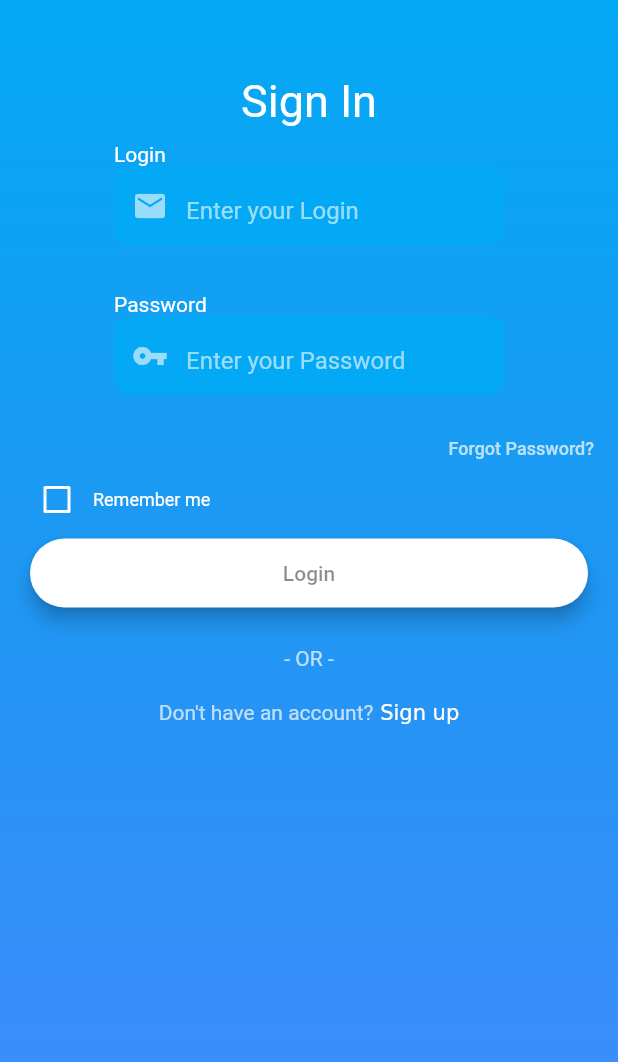
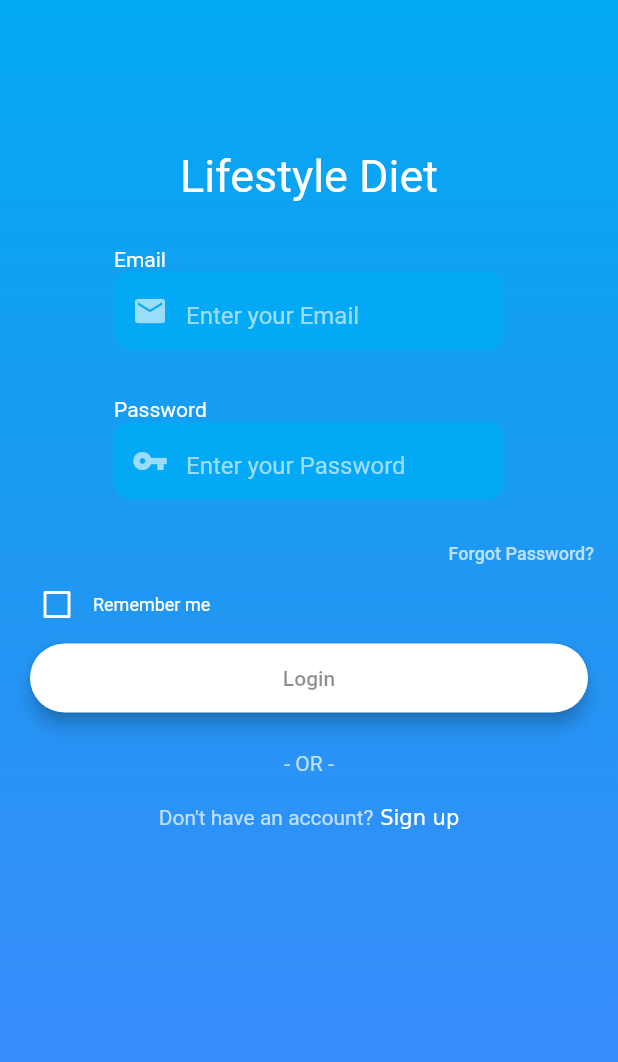
Before and after one commit to pbaradziej/lifestylediet, a Flutter app: the screen it shows after launch, on a phone screen of 412 x 824 dp. Shown: the top 1062 px of the screen. Run offline on Flutter 3.47's test engine with Material 2 defaults, Android fonts, the phone set to English and light mode, and no system bars; our stand-ins replace bloc, equatable, firebase_auth, firebase_core, flutter_bloc; accounts and stored records are empty.

Commit message:
Login screen fully automated

```diff
--- a/lib/home.dart
+++ b/lib/BlocProviders/login.dart
@@ -1,16 +1,15 @@
 import 'package:flutter/material.dart';
 import 'package:flutter_bloc/flutter_bloc.dart';
-import 'loginBloc/login_bloc.dart';
-import 'login_screen.dart';
+import 'package:lifestylediet/loginBloc/bloc.dart';
+import 'package:lifestylediet/screens/login_screen.dart';
 
-class Home extends StatelessWidget {
+
+class LoginProvider extends StatelessWidget {
   @override
   Widget build(BuildContext context) {
-    return Scaffold(
-      body: BlocProvider<LoginBloc>(
+    return BlocProvider<LoginBloc>(
         create: (content) => LoginBloc(),
         child: LoginScreen(),
-      ),
     );
   }
 }
--- a/lib/register.dart
+++ b/lib/BlocProviders/register.dart
@@ -1,16 +1,14 @@
 import 'package:flutter/material.dart';
 import 'package:flutter_bloc/flutter_bloc.dart';
 import 'package:lifestylediet/registerBloc/bloc.dart';
-import 'register_screen.dart';
+import '../screens/register_screen.dart';
 
 class RegisterProvider extends StatelessWidget {
   @override
   Widget build(BuildContext context) {
-    return Scaffold(
-      body: BlocProvider<RegisterBloc>(
+    return BlocProvider<RegisterBloc>(
         create: (content) => RegisterBloc(),
         child: RegisterScreen(),
-      ),
     );
   }
 }
--- a/lib/Firebase.dart
+++ /dev/null
@@ -1,38 +0,0 @@
-import 'package:firebase_core/firebase_core.dart';
-import 'package:flutter/material.dart';
-
-class FireBase extends StatefulWidget {
-  @override
-  _FireBaseState createState() => _FireBaseState();
-}
-
-class _FireBaseState extends State<FireBase> {
-
-  bool _initialized = false;
-  bool _error = false;
-  void initializeFlutterFire() async {
-    try {
-      // Wait for Firebase to initialize and set `_initialized` state to true
-      await Firebase.initializeApp();
-      setState(() {
-        _initialized = true;
-      });
-    } catch(e) {
-      // Set `_error` state to true if Firebase initialization fails
-      setState(() {
-        _error = true;
-      });
-    }
-  }
-
-  @override
-  void initState() {
-    initializeFlutterFire();
-    super.initState();
-  }
-
-  @override
-  Widget build(BuildContext context) {
-    return Container();
-  }
-}
--- a/lib/loginBloc/login_event.dart
+++ b/lib/loginBloc/login_event.dart
@@ -12,7 +12,7 @@ abstract class LoginEvent extends Equatable {
 class LoginLoad extends LoginEvent {}
 
 class Login extends LoginEvent {
-  final User user;
+  final Users user;
 
   Login({@required this.user});
 
--- a/lib/loginBloc/login_state.dart
+++ b/lib/loginBloc/login_state.dart
@@ -1,6 +1,5 @@
 import 'package:equatable/equatable.dart';
 import 'package:lifestylediet/models/models.dart';
-import 'package:meta/meta.dart';
 
 abstract class LoginState extends Equatable {
   @override
@@ -9,17 +8,10 @@ abstract class LoginState extends Equatable {
 
 class LoginLoading extends LoginState {}
 
-class LoginLoaded extends LoginState {
-  final bool token;
-
-  LoginLoaded({@required this.token});
-
-  @override
-  List<Object> get props => [token];
-}
+class LoginLoaded extends LoginState {}
 
 class LoginSuccess extends LoginState {
-  final User user;
+  final Users user;
 
   LoginSuccess(this.user);
 }
--- a/lib/main.dart
+++ b/lib/main.dart
@@ -1,38 +1,18 @@
+import 'package:firebase_core/firebase_core.dart';
 import 'package:flutter/material.dart';
-import 'home.dart';
-import 'package:firebase_core/firebase_core.dart';
+import 'package:lifestylediet/screens/loading_screen.dart';
+import 'BlocProviders/login.dart';
 
-void main() => runApp(MaterialApp(home: FireBase()));
+void main() => runApp(MaterialApp(home: Home()));
 
-class FireBase extends StatefulWidget {
+class Home extends StatefulWidget {
   @override
-  _FireBaseState createState() => _FireBaseState();
+  _HomeState createState() => _HomeState();
 }
 
-class _FireBaseState extends State<FireBase> {
+class _HomeState extends State<Home> {
   bool _initialized = false;
   bool _error = false;
-
-  @override
-  void initState() {
-    initializeFlutterFire();
-    super.initState();
-  }
-
-  @override
-  Widget build(BuildContext context) {
-    if (_error) {
-      return Container(
-        child: Text("you focked this up"),
-      );
-    }
-
-    if (!_initialized) {
-      return CircularProgressIndicator();
-    } else {
-      return Home();
-    }
-  }
 
   void initializeFlutterFire() async {
     try {
@@ -46,4 +26,37 @@ class _FireBaseState extends State<FireBase> {
       });
     }
   }
+
+  @override
+  void initState() {
+    initializeFlutterFire();
+    super.initState();
+  }
+
+  @override
+  Widget build(BuildContext context) {
+    if (_error) {
+      return Container(
+        child: Text("fucccc"),
+      );
+    }
+
+    if (!_initialized) {
+      return Container(
+          height: double.infinity,
+          width: double.infinity,
+          decoration: BoxDecoration(
+            gradient: LinearGradient(
+              begin: Alignment.topCenter,
+              end: Alignment.bottomCenter,
+              colors: [Colors.lightBlue, Colors.blue, Colors.blueAccent],
+            ),
+          ),
+          child: loadingScreen());
+    }
+
+    return Scaffold(
+      body: LoginProvider(),
+    );
+  }
 }
--- a/lib/models/users.dart
+++ b/lib/models/users.dart
@@ -1,17 +1,6 @@
-class User {
-  final String login;
+class Users {
+  final String email;
   final String password;
-  final bool token;
-  User(this.login, this.password, this.token);
 
-  Map<String, dynamic> toJson() => {
-    'login': login,
-    'password': password,
-    'token': token,
-  };
-
-  factory User.fromJson(Map<String, dynamic> json) {
-    return User(json['login'] as String, json['password'] as String,
-        json['token'] as bool);
-  }
+  Users(this.email, this.password);
 }
--- a/lib/providers/providers.dart
+++ /dev/null
@@ -1 +0,0 @@
-export 'package:lifestylediet/providers/user_provider.dart';
--- a/lib/repositories/user_repository.dart
+++ b/lib/repositories/user_repository.dart
@@ -1,19 +1,34 @@
-import 'dart:convert';
+import 'package:firebase_auth/firebase_auth.dart';
 import 'package:lifestylediet/models/models.dart';
-import 'package:lifestylediet/providers/providers.dart';
 
 class UserRepository {
-  UserProvider provider = UserProvider();
+  FirebaseAuth _auth = FirebaseAuth.instance;
 
-  loadUser() async {
-    final jsonUsersList = await provider.getUser();
-    if (jsonUsersList == '') return null;
-    final userList = json.decode(jsonUsersList).cast<Map<String, dynamic>>();
-    return userList.map<User>((i) => User.fromJson(i)).toList();
+  register(Users user) async {
+    try {
+      await _auth.createUserWithEmailAndPassword(
+        email: user.email,
+        password: user.password,
+      );
+    } catch (LocalizedException) {
+      return false;
+    }
+    return true;
   }
 
-  saveUser(List<User> user) {
-    String jsonUserList = jsonEncode(user);
-    provider.setUser(jsonUserList);
+  login(Users user) async {
+    try {
+      await _auth.signInWithEmailAndPassword(
+        email: user.email,
+        password: user.password,
+      );
+    } catch (LocalizedException) {
+      return false;
+    }
+    return true;
+  }
+
+  logout() async {
+    return await _auth.signOut();
   }
 }
--- a/lib/home_screen.dart
+++ b/lib/screens/home_screen.dart
@@ -1,7 +1,7 @@
 import 'package:flutter/material.dart';
 import 'package:flutter_bloc/flutter_bloc.dart';
 import 'login_screen.dart';
-import 'loginBloc/bloc.dart';
+import '../loginBloc/bloc.dart';
 
 class HomeScreen extends StatefulWidget {
   @override
@@ -47,7 +47,7 @@ class _HomeScreenState extends State<HomeScreen> {
                 alignment: Alignment.center,
                 margin: EdgeInsets.fromLTRB(0, 3, 0, 0),
                 child: Text(
-                  'Hello, ' + state.user.login,
+                  'Hello, ' + state.user.email,
                   style: TextStyle(
                     fontWeight: FontWeight.bold,
                     fontSize: 16,
--- /dev/null
+++ b/lib/screens/loading_screen.dart
@@ -0,0 +1,14 @@
+import 'package:flutter/material.dart';
+
+Widget loadingScreen() {
+  return Center(
+    child: Container(
+      height: 200,
+      width: 200,
+      child: CircularProgressIndicator(
+        backgroundColor: Colors.white,
+        strokeWidth: 5,
+      ),
+    ),
+  );
+}
--- a/lib/login_screen.dart
+++ b/lib/screens/login_screen.dart
@@ -1,7 +1,8 @@
 import 'package:flutter/material.dart';
 import 'package:flutter_bloc/flutter_bloc.dart';
-import 'register.dart';
-import 'loginBloc/bloc.dart';
+import 'loading_screen.dart';
+import '../BlocProviders/register.dart';
+import '../loginBloc/bloc.dart';
 import 'home_screen.dart';
 import 'package:lifestylediet/models/models.dart';
 
@@ -42,7 +43,7 @@ class _LoginScreenState extends State<LoginScreen> {
       child: BlocBuilder<LoginBloc, LoginState>(
         builder: (content, state) {
           if (state is LoginLoading) {
-          return CircularProgressIndicator();
+            return loadingScreen();
           } else if (state is RegisterLoading) {
             return RegisterProvider();
           } else if (state is LoginSuccess) {
@@ -52,7 +53,7 @@ class _LoginScreenState extends State<LoginScreen> {
           } else if (state is LoginFailure) {
             return loginScreen(state);
           } else {
-            return Container();
+            return loadingScreen();
           }
         },
       ),
@@ -64,15 +65,15 @@ class _LoginScreenState extends State<LoginScreen> {
       child: Column(
         crossAxisAlignment: CrossAxisAlignment.center,
         children: [
-          SizedBox(height: 50),
+          SizedBox(height: 100),
           Text(
-            'Sign In',
+            'Lifestyle Diet',
             style: TextStyle(
               fontSize: 30,
               color: Colors.white,
             ),
           ),
-          SizedBox(height: 10),
+          SizedBox(height: 30),
           loginTF(state),
           SizedBox(height: 20),
           passwordTF(state),
@@ -97,7 +98,7 @@ class _LoginScreenState extends State<LoginScreen> {
     return Column(
       crossAxisAlignment: CrossAxisAlignment.start,
       children: [
-        Text("Login", style: TextStyle(color: Colors.white)),
+        Text("Email", style: TextStyle(color: Colors.white)),
         Container(
           alignment: Alignment.centerLeft,
           width: 260,
@@ -114,13 +115,13 @@ class _LoginScreenState extends State<LoginScreen> {
             decoration: new InputDecoration(
               contentPadding:
                   EdgeInsets.symmetric(vertical: 10.0, horizontal: 10.0),
-                errorText: state is LoginFailure ? 'invalid username' : '',
+              errorText: state is LoginFailure ? 'invalid email' : '',
               errorStyle: TextStyle(fontSize: 12, height: 0.3),
               prefixIcon: Icon(
                 Icons.mail,
                 color: Colors.white60,
               ),
-                hintText: "Enter your Login",
+              hintText: "Enter your Email",
               hintStyle: TextStyle(color: Colors.white60),
               border: new OutlineInputBorder(
                 borderSide: state is LoginFailure
@@ -263,7 +264,7 @@ class _LoginScreenState extends State<LoginScreen> {
         onPressed: () {
           _bloc.add(
             Login(
-              user: User(_login, _password, true),
+              user: Users(_login, _password),
             ),
           );
         },
```
Also changed, not shown: lib/loginBloc/login_bloc.dart (+9 -11 lines), lib/providers/user_provider.dart (deleted, +0 -14 lines), lib/registerBloc/register_bloc.dart (+19 -20 lines), lib/registerBloc/register_event.dart (+5 -4 lines), lib/registerBloc/register_state.dart (+5 -18 lines), lib/screens/register_screen.dart (renamed from lib/register_screen.dart, +74 -26 lines), 1 other file. Lines whose indentation alone changed are shown as unchanged.
